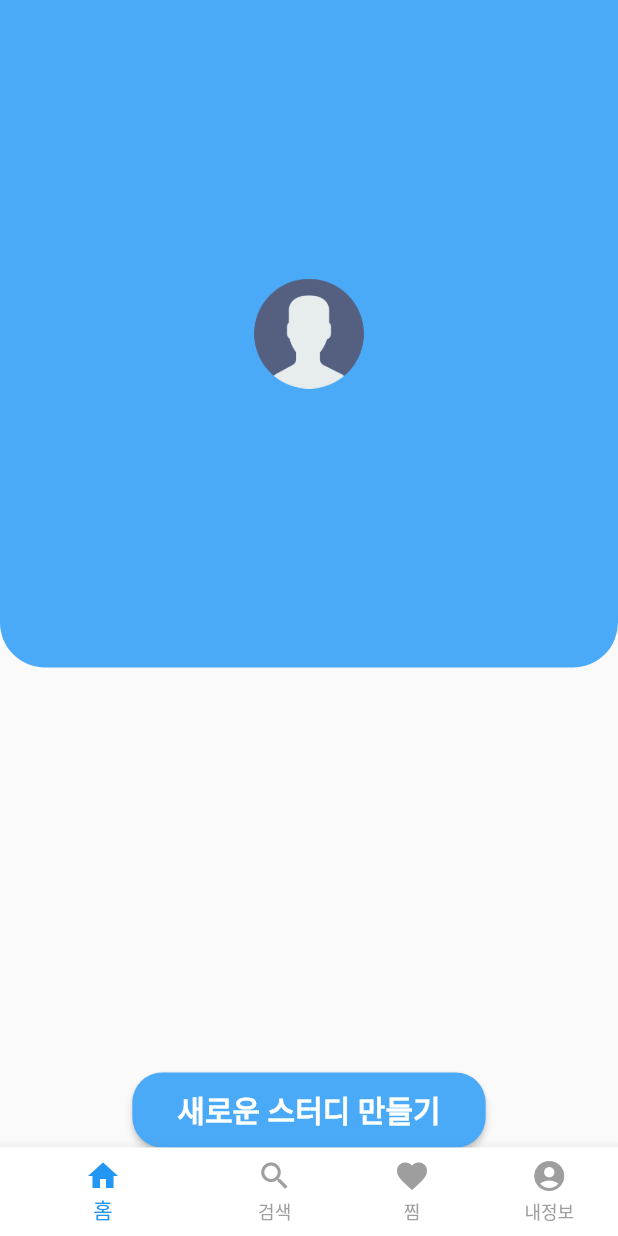
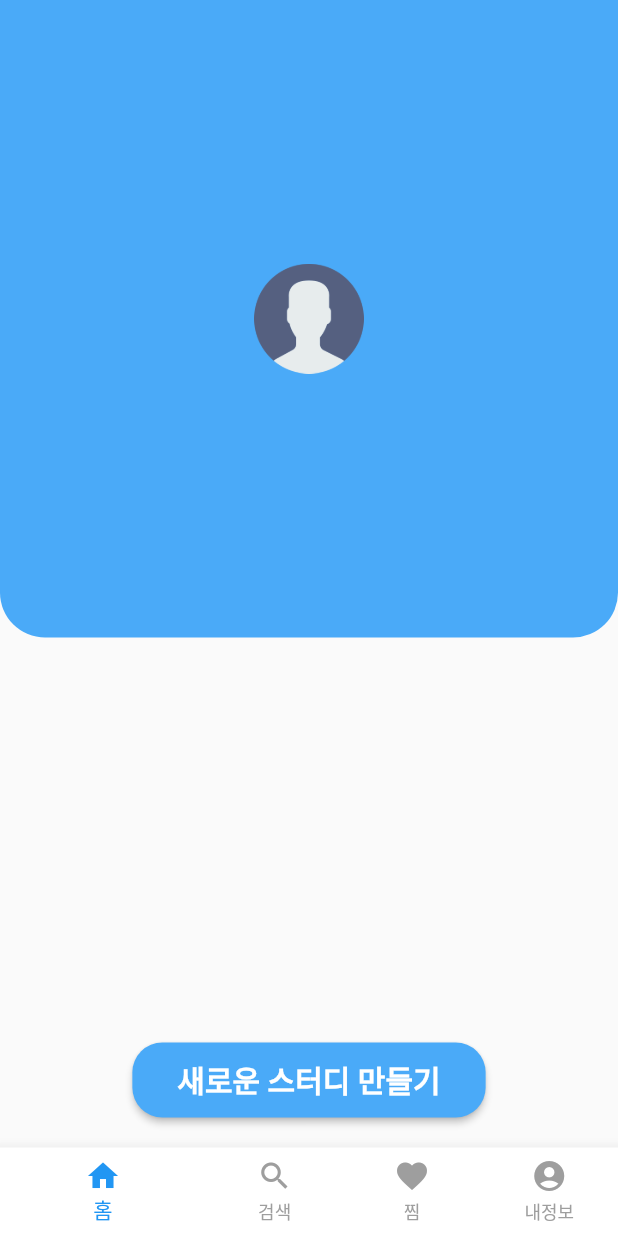
Before and after one commit to 20Yiju/COCOA, a Flutter app: the screen it shows after launch, on a phone screen of 412 x 824 dp. Run offline on Flutter 3.47's test engine with Material 2 defaults, Android fonts, the phone set to English and light mode, and no system bars.

Commit message:
finish home.dart

```diff
--- a/SLEProject/lib/func/home.dart
+++ b/SLEProject/lib/func/home.dart
@@ -59,9 +59,6 @@
             ),),
           SizedBox(height: 270),
           Center(
-            child: Positioned(
-                left: 200,
-                top: 100,
               child: ElevatedButton(
                 style: ButtonStyle(
                   shape: MaterialStateProperty.all(
@@ -71,26 +68,22 @@
                   ),
                   padding: MaterialStateProperty.all(
                     const EdgeInsets.fromLTRB(30, 10, 30, 10),
-
                   ),
-
                   backgroundColor: MaterialStateProperty.all(
                       Color.fromARGB(255, 74, 170, 248)
                   ),
                 ),
-
 
                 onPressed: () {},
                 child: Text('새로운 스터디 만들기',
                     style: TextStyle(fontSize: 20, fontWeight: FontWeight.bold)),
 
               )
+          ),
+          SizedBox(height: 20,),
 
-    )
-            ,
+          ],
 
-          ),
-        ],
       ),
       bottomNavigationBar: Theme(
         data: Theme.of(context).copyWith(canvasColor: Colors.white),
@@ -136,6 +129,3 @@
     Text('내정보'),
   ];
 }
-
-class Cotainer {
-}
```
Lines whose indentation alone changed are shown as unchanged.
